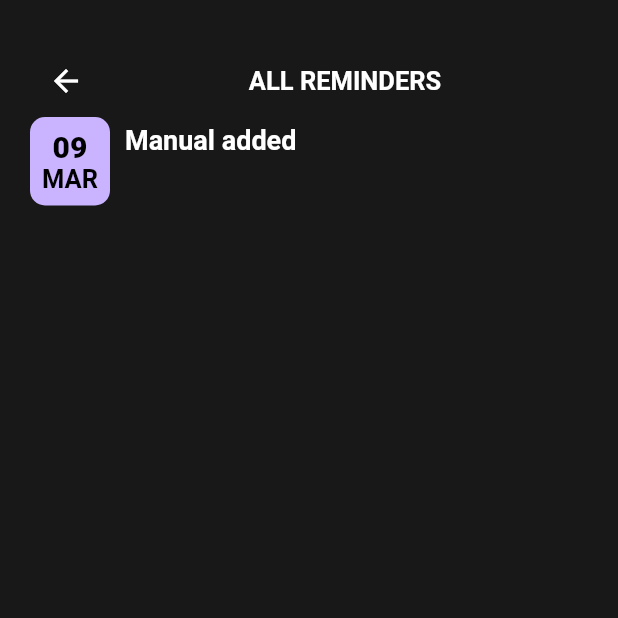
After one commit to ni3vspace/Nebula, a Flutter app: the AllEventsScreen screen opened by its route, on a phone screen of 412 x 824 dp, the top half of it. The commit adds this screen. Run offline on Flutter 3.47's test engine with Material 2 defaults, Android fonts, the phone set to English and light mode, and no system bars; our stand-ins replace camera, firebase_core, firebase_messaging, flutter_local_notifications, flutter_svg, fluttertoast and 7 more; missing offline and left inert: device_calendar; accounts and stored records are empty; project files that could hold a hidden picture were left out.

Commit message:
all event list

```diff
--- /dev/null
+++ b/lib/api/repository/all_events_repo.dart
@@ -0,0 +1,27 @@
+import 'dart:convert';
+import 'dart:io';
+
+import 'package:nebula/utils/app_utils.dart';
+import 'package:nebula/utils/log_utils.dart';
+
+import '../../utils/strings.dart';
+import '../api_provider.dart';
+import '../responses/api_response.dart';
+
+class AllEventsRepo {
+  AllEventsRepo({required this.apiProvider});
+
+  final ApiProvider apiProvider;
+
+  Future<ApiResponse> getAllEvents() async {
+    try {
+      final res = await apiProvider.get( "${Strings.baseUrl}/Prod/event/process");
+      return AppUtils.getApiResponse(res);
+    } on SocketException {
+      return ApiResponse.error(0, Strings.noInternetConnection);
+    } catch (e) {
+      LogUtils.error(e);
+      return ApiResponse.error(1, "Error Occurred : ${e.toString()}");
+    }
+  }
+}
--- a/lib/main.dart
+++ b/lib/main.dart
@@ -158,7 +158,7 @@ class MyApp extends StatelessWidget {
       title: Strings.nebula,
       // navigatorObservers: [AnalyticsHelper.getAnalyticsObserver()],
       theme: ThemeData(
-          primarySwatch: Colors.deepOrange,
+          primarySwatch: Colors.deepPurple,
           scaffoldBackgroundColor: Colors.white,
           backgroundColor: Colors.white),
     );
--- /dev/null
+++ b/lib/routes/all_event/all_event_page.dart
@@ -0,0 +1,18 @@
+import 'package:get/get.dart';
+import 'package:nebula/view/home/home_binding.dart';
+import 'package:nebula/view/home/home_screen.dart';
+import '../../view/all_events/all_event_binding.dart';
+import '../../view/all_events/all_events_screen.dart';
+import '../app_pages.dart';
+
+class AllEventPage {
+  static final routes = [
+    GetPage(
+      name: Routes.event_list,
+      page: () => AllEventsScreen(),
+      binding: AllEventBinding(),
+    ),
+
+
+  ];
+}
--- a/lib/routes/app_pages.dart
+++ b/lib/routes/app_pages.dart
@@ -1,3 +1,4 @@
+import 'package:nebula/routes/all_event/all_event_page.dart';
 import 'package:nebula/routes/home/home_pages.dart';
 
 import 'auth/auth_pages.dart';
@@ -7,5 +8,6 @@ part 'app_routes.dart';
 class AppPages {
   static final routes =
       AuthPages.routes +
-      HomePages.routes ;
+      HomePages.routes +
+      AllEventPage.routes ;
 }
--- a/lib/routes/app_routes.dart
+++ b/lib/routes/app_routes.dart
@@ -4,4 +4,5 @@ abstract class Routes {
   static const splash = '/splash';
   static const login = '/login';
   static const home = '/home';
+  static const event_list = '/event_list';
 }
--- a/lib/utils/color_constants.dart
+++ b/lib/utils/color_constants.dart
@@ -8,6 +8,7 @@ class ColorConstants{
   static Color addReminder = hexToColor('#FFE8CA');
   static Color saveFeedbackButton = hexToColor('#B2FF83');
   static Color borderColorFeedback = hexToColor('#5C5C5C');
+  static Color gray_text = hexToColor('#595959');
 
 
 
--- a/lib/utils/global_utils.dart
+++ b/lib/utils/global_utils.dart
@@ -63,6 +63,25 @@ class GlobalUtils {
     }
     try{
       DateTime dateTime=DateTime.parse(str);
+
+      // DateTime datetime = (date as Timestamp).toDate();
+      // DateTime parseDateTime =
+      // DateFormat("yyyy-MM-dd HH:mm:ss").parse(dateTime.toString());
+      // var time = DateFormat("hh:mm a").format(parseDateTime);
+      return "${getDayAndMonthString(dateTime.weekday-1,false)}, ${ getDayAndMonthString(dateTime.month - 1,true)} ${dateTime.day} ${getDayOfMonthSuffixes?getDayOfMonthSuffix(dateTime.day)+" ":""}" +
+
+          ", " +
+          dateTime.year
+              .toString() /*+
+          ", " +
+          datetime.year.toString()*/
+      ;
+    }catch(e){
+      LogUtils.debugLog(("getDateMonthYearString Exception e=="+e.toString()));
+      return "";
+    }
+  }
+  static String getDayAndMonthString(int dayNum,bool isMonth) {
     List months = [
       'Jan',
       'Feb',
@@ -87,23 +106,14 @@ class GlobalUtils {
       'Sat',
       'Sun'
     ];
-      // DateTime datetime = (date as Timestamp).toDate();
-      // DateTime parseDateTime =
-      // DateFormat("yyyy-MM-dd HH:mm:ss").parse(dateTime.toString());
-      // var time = DateFormat("hh:mm a").format(parseDateTime);
-      return "${weekDays[dateTime.weekday-1]}, ${ months[dateTime.month - 1]} ${dateTime.day} ${getDayOfMonthSuffixes?getDayOfMonthSuffix(dateTime.day)+" ":""}" +
 
-          ", " +
-          dateTime.year
-              .toString() /*+
-          ", " +
-          datetime.year.toString()*/
-      ;
-    }catch(e){
-      LogUtils.debugLog(("getDateMonthYearString Exception e=="+e.toString()));
-      return "";
+    if(isMonth){
+      return months[dayNum];
+    }else{
+      return weekDays[dayNum];
     }
   }
+
   static String getDayOfMonthSuffix(int dayNum) {
     if (!(dayNum >= 1 && dayNum <= 31)) {
       throw Exception('Invalid day of month');
@@ -131,6 +141,17 @@ class GlobalUtils {
     }
     return DateFormat('yyyy-MM-dd').format(DateTime.parse(date));
   }
+
+  static String? getDateAndMonthOnly(String? date,bool isReturnString) {
+    if(date==null || date.isEmpty){
+      return null;
+    }
+    DateTime dateTime=DateTime.parse(date);
+    if(isReturnString){
+      return getDayAndMonthString(dateTime.month-1,true);
+    }
+    return dateTime.day.toString();
+  }
 }
 
 
--- a/lib/utils/strings.dart
+++ b/lib/utils/strings.dart
@@ -18,6 +18,7 @@ class Strings {
   static String done = "done";
   static String save = "Save";
   static String feedback = "Feedback";
+  static String all_reminders = "ALL REMINDERS";
   static String feedback_enter = "Enter your feedback here";
 
   static String event = "Event";
@@ -25,6 +26,8 @@ class Strings {
   static String description = "Description";
   static String timDateVenue = "TIME & DATE";
   static String add_to_reminder = "ADD TO REMINDER";
+  static String no_reminder = "No reminder found";
+  static String retry = "Retry";
 
   //messages
   static String addedCalender = "Your reminder has been set!";
--- /dev/null
+++ b/lib/utils/ui_status.dart
@@ -0,0 +1,12 @@
+class UIStatus<T> {
+  Result status;
+  String? message;
+
+  UIStatus.success({this.message}) : status = Result.SUCCESS;
+
+  UIStatus.loading() : status = Result.LOADING;
+
+  UIStatus.error(this.message) : status = Result.ERROR;
+}
+
+enum Result { SUCCESS, LOADING, ERROR }
--- /dev/null
+++ b/lib/view/all_events/all_events_controller.dart
@@ -0,0 +1,67 @@
+import 'dart:convert';
+
+import 'package:flutter/cupertino.dart';
+import 'package:get/get.dart';
+import 'package:intl/intl.dart';
+
+import '../../../api/repository/all_events_repo.dart';
+import '../../../api/responses/api_response.dart';
+import '../../../models/reminder_model.dart';
+import '../../../utils/app_utils.dart';
+import '../../../utils/log_utils.dart';
+import '../../../utils/ui_status.dart';
+class AllEventsController extends GetxController{
+  AllEventsRepo allEventsRepo;
+  AllEventsController({required this.allEventsRepo});
+  Rx<UIStatus> eventsUIStatus = UIStatus.loading().obs;
+  RxList<Reminders> allEventsList = RxList<Reminders>();
+
+  @override
+  void onInit() {
+    super.onInit();
+    WidgetsBinding.instance.addPostFrameCallback((duration) async {
+      fetchLeadChatList();
+    });
+
+  }
+
+  Future<void> fetchLeadChatList() async {
+    eventsUIStatus.value = UIStatus.loading();
+    DateTime dateTime1=DateTime.now().add(Duration(minutes: 2));
+    DateTime dateTime2=dateTime1.add(Duration(minutes: 3));
+    String startDate = DateFormat("yyyy-MM-dd HH:mm:ss").format(dateTime1);
+    String endDate = DateFormat("yyyy-MM-dd HH:mm:ss").format(dateTime2);
+    LogUtils.debugLog("StartDate= $startDate Enddate=$endDate");
+    allEventsList.add(Reminders(id: "10001",name: "Manual added",startDate: startDate,endDate: endDate));
+
+      eventsUIStatus.value = UIStatus.success();
+  }
+  /*Future<void> fetchLeadChatList() async {
+    try {
+      eventsUIStatus.value = UIStatus.loading();
+      ApiResponse response = await allEventsRepo.getAllEvents();
+      switch (response.status) {
+        case Status.SUCCESS:
+          {
+            List<dynamic> responseData = json.decode(response.data);
+            List<Reminders> remindersList = responseData.map((json) => Reminders.fromJson(json)).toList();
+            LogUtils.debugLog(remindersList.first.toJson().toString());
+
+            allEventsList.value =  List<Reminders>.from(remindersList);
+            eventsUIStatus.value = UIStatus.success();
+            // if(searchHereLeadText.value.text.isNotEmpty)
+            //   searchLeadChats(searchHereLeadText.value.text);
+          }
+          break;
+        case Status.ERROR:
+          {
+            eventsUIStatus.value =
+                UIStatus.error(AppUtils.getApiError(response));
+          }
+          break;
+      }
+    } catch (e) {
+      eventsUIStatus.value = UIStatus.error(e.toString());
+    }
+  }*/
+}
--- /dev/null
+++ b/lib/view/all_events/all_events_screen.dart
@@ -0,0 +1,209 @@
+import 'package:flutter/material.dart';
+import 'package:get/get.dart';
+import 'package:nebula/utils/global_utils.dart';
+
+import '../../../utils/color_constants.dart';
+import '../../../utils/strings.dart';
+import '../../../utils/ui_status.dart';
+import '../../../utils/widgets/empty_placeholder.dart';
+import '../../../utils/widgets/list_error_placeholder.dart';
+import '../../models/reminder_model.dart';
+import 'all_events_controller.dart';
+import 'package:nebula/utils/global_utils.dart';
+
+class AllEventsScreen extends StatelessWidget {
+  const AllEventsScreen({Key? key}) : super(key: key);
+
+  @override
+  Widget build(BuildContext context) {
+    Size size=MediaQuery.of(context).size;
+    AllEventsController controller=Get.find();
+    return Scaffold(
+      resizeToAvoidBottomInset : false,
+      backgroundColor: ColorConstants.back_black,
+      body: SingleChildScrollView( // Wrap the Column with SingleChildScrollView
+        physics: AlwaysScrollableScrollPhysics(), // Ensure scrolling is always enabled
+        child: Container(
+          height: size.height,
+          // color: ColorConstants.back_black,
+          // decoration: BoxDecoration(
+          //   image: DecorationImage(
+          //     image: AssetImage("assets/png_image/blank_screen.png"),
+          //     fit: BoxFit.fill,
+          //   ),
+          // ),
+          padding: EdgeInsets.all(20),
+          child: Column(
+            crossAxisAlignment: CrossAxisAlignment.stretch,
+            children: [
+              Container(
+                padding: EdgeInsets.only(top:10),
+                child: Row(
+                  children: [
+                    IconButton(
+                      icon: const BackButtonIcon(),
+                      color: Colors.white,
+                      // iconSize: ,
+                      onPressed: () {
+                        Get.back();
+                      },
+                    ),
+
+                    Expanded(
+                      child: Container(
+                        alignment: Alignment.center,
+                        child: Text(
+                          Strings.all_reminders.toUpperCase(),
+                          style: TextStyle(
+                            color: Colors.white,
+                            fontSize: 17,
+                            fontWeight: FontWeight.w700,
+                          ),
+                        ),
+                      ),
+                    )
+                  ],
+                ),
+              ),
+              Expanded(
+                  child: RefreshIndicator(
+                      onRefresh: () => Future.sync(
+                            () => controller.fetchLeadChatList(),
+                      ),
+                      child:Obx(() => controller
+                          .eventsUIStatus.value.status ==
+                          Result.SUCCESS
+                          ? controller.allEventsList.isNotEmpty
+                          ? ListView.builder(
+                          itemCount: controller.allEventsList.length,
+                          itemBuilder: (BuildContext context, int index) {
+                            return eventItemWidget(
+                                controller.allEventsList[index]);
+                          })
+                          : ListView(
+                        children: [
+                          EmptyListPlaceHolder(
+                              message: Strings.no_reminder),
+                        ],
+                      )
+                          : controller.eventsUIStatus.value.status ==
+                          Result.LOADING
+                          ? Center(
+                        child: CircularProgressIndicator(),
+                      )
+                          : ListErrorPlaceHolder(
+                        message: controller
+                            .eventsUIStatus.value.message
+                            .toString(),
+                        onPressed: () {
+                          controller.fetchLeadChatList();
+                        },
+                      )))),
+            ],
+          ),
+        ),
+      ),
+    );
+  }
+
+  Widget eventItemWidget(Reminders event) {
+    return Container(child: Row(
+      crossAxisAlignment: CrossAxisAlignment.start,
+      children: [
+        Container(
+          padding: EdgeInsets.all(8),
+          decoration: BoxDecoration(
+            borderRadius: const BorderRadius.all(Radius.circular(10)),
+            color: ColorConstants.pinOnCamera,
+          ),
+          child: Column(
+            children: [
+              Text(
+                (GlobalUtils.getDateAndMonthOnly(event.startDate,false)?.length==1?"0":"")+
+                    (GlobalUtils.getDateAndMonthOnly(event.startDate,false) ?? ""),
+                style: const TextStyle(fontSize: 20.0, fontWeight: FontWeight.w900,color: Colors.black),
+              ),
+              Text(
+                GlobalUtils.getDateAndMonthOnly(event.startDate,true)?.toUpperCase() ?? "",
+                style: TextStyle(fontSize: 17.0, fontWeight: FontWeight.bold,color: Colors.black),
+              ),
+            ],
+          ),
+        ),
+        SizedBox(width: 5.0),
+        Expanded(
+          child: Container(
+            padding: EdgeInsets.all(5),
+            child: Column(
+              crossAxisAlignment: CrossAxisAlignment.start,
+              children: [
+                Container(
+                  child: Text(
+                    event.name ?? "",
+                    style: const TextStyle(fontSize: 18.0,color: Colors.white,fontWeight: FontWeight.w700),
+                  ),
+                ),
+                Container(
+                  padding: const EdgeInsets.only(top: 8),
+                  child: Row(
+                    mainAxisAlignment: MainAxisAlignment.spaceBetween,
+                    children: [
+                      Text(
+                          event.location ?? "",
+                        style: TextStyle(fontSize: 16.0, color: ColorConstants.gray_text),
+                      ),
+                      const Visibility(
+                        visible: false,
+                        child: Text(
+                           "" ,//remining time
+                          style: TextStyle(fontSize: 16.0,fontWeight: FontWeight.bold, color: Colors.white),
+                        ),
+                      ),
+                    ],
+                  ),
+                ),
+
+              ],
+            ),
+          ),
+        ),
+      ],
+    ),);
+
+  }
+
+
+  // _searchWidget(){
+  //   Expanded(
+  //     child: TextFormField(
+  //       controller: controller.searchHereLeadText,
+  //       autofocus: false,
+  //       onFieldSubmitted: (value) {
+  //         FocusManager.instance.primaryFocus?.unfocus();
+  //         controller.searchLeadChats(value);
+  //       },
+  //       inputFormatters: [
+  //         LengthLimitingTextInputFormatter(50),
+  //       ],
+  //       onChanged: (text) {
+  //         controller.searchLeadChats(text);
+  //       },
+  //       decoration: InputDecoration(
+  //         suffixIcon: IconButton(
+  //           onPressed: () {
+  //             FocusManager.instance.primaryFocus?.unfocus();
+  //             controller.searchLeadChats(
+  //                 controller.searchHereLeadText.text);
+  //           },
+  //           icon: Icon(
+  //             Icons.search,
+  //             color: Colors.grey,
+  //           ),
+  //         ),
+  //         border: InputBorder.none,
+  //         hintText: Strings.searchHere,
+  //       ),
+  //     ),
+  //   ),
+  // }
+}
--- a/lib/view/auth/Login/LoginController.dart
+++ b/lib/view/auth/Login/LoginController.dart
@@ -41,6 +41,11 @@ class LoginController extends GetxController {
         Fluttertoast.showToast(msg: 'Sign-in cancelled by user');
       }
 
+    }).onError((error, stackTrace) {
+      Fluttertoast.showToast(msg:error.toString(),toastLength: Toast.LENGTH_LONG);
+      isLoading.value=false;
+      LogUtils.error("googleSignIn stackTrace");
+      LogUtils.error(error);
     }).catchError((e) {
       Fluttertoast.showToast(msg:e.toString(),toastLength: Toast.LENGTH_LONG);
       isLoading.value=false;
--- a/lib/view/home/home_screen.dart
+++ b/lib/view/home/home_screen.dart
@@ -13,6 +13,7 @@ import 'package:nebula/utils/widgets/rounded_buttons.dart';
 import 'package:nebula/view/home/add_reminder_popup_screen.dart';
 import 'package:nebula/view/home/feedback/feedback_screen.dart';
 import '../../models/reminder_model.dart';
+import '../../routes/app_pages.dart';
 import '../../utils/color_constants.dart';
 import '../../utils/strings.dart';
 import '../../utils/widgets/circle_ring_icon.dart';
@@ -92,6 +93,7 @@ class HomeScreen extends StatelessWidget {
                           onTap: (){
                             // roundedDialog(AddReminderPopUpScreen(reminders: Reminders(),));
                             // SuccessDialogScreen();
+                            Get.toNamed(Routes.event_list);
                           },
                           child: Padding(
                             padding: EdgeInsets.symmetric(horizontal: 20),
```
Also changed, not shown: lib/utils/app_utils.dart (+23 -0 lines), lib/utils/widgets/empty_placeholder.dart (added, +35 -0 lines), lib/utils/widgets/list_error_placeholder.dart (added, +44 -0 lines), lib/view/all_events/all_event_binding.dart (added, +14 -0 lines). Lines whose indentation alone changed are shown as unchanged.
